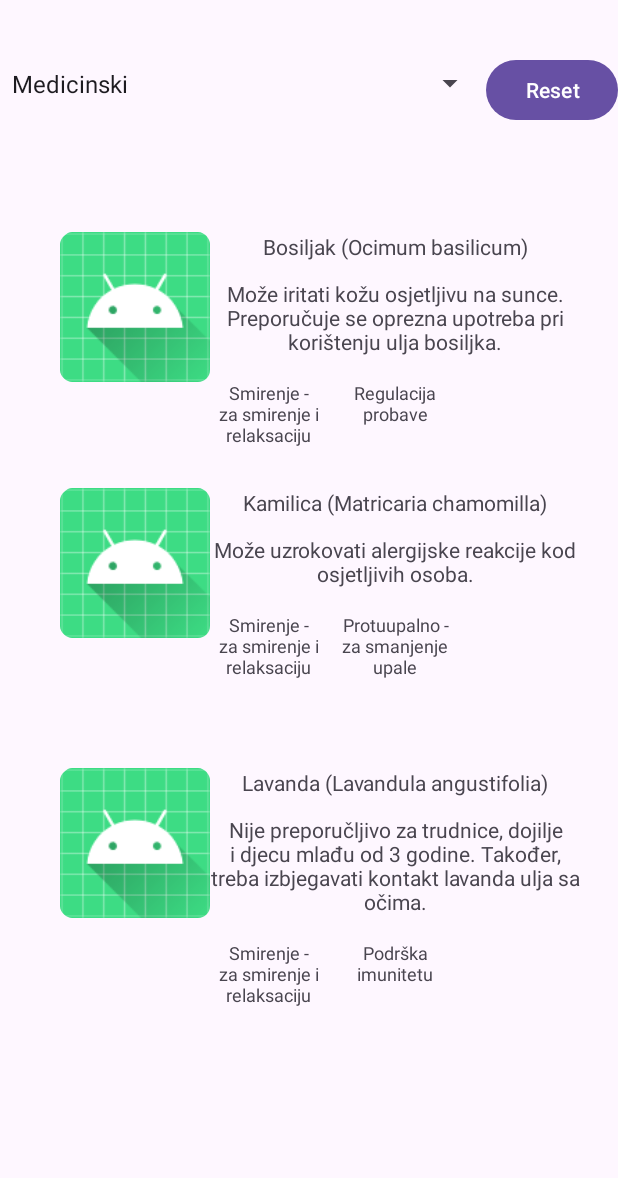
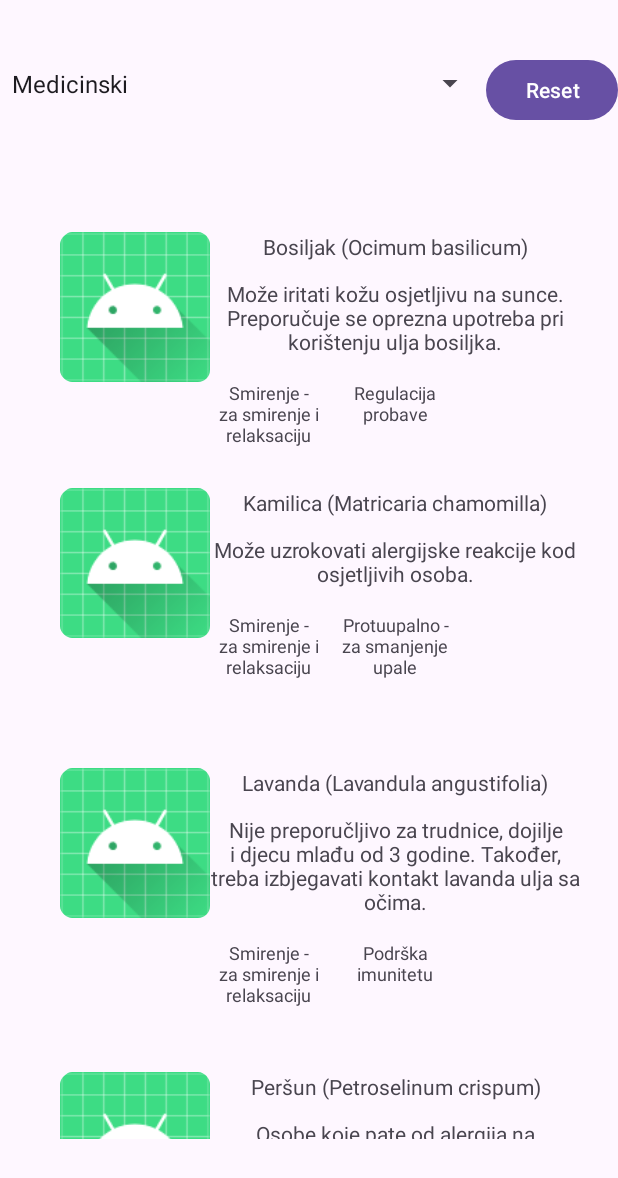
Before and after one commit to AnesCenanovic/RMABotanicalProject, an Android app: the screen it shows after launch (MainActivity), after a tap on "Bosiljak (Ocimum basilicum)", on a phone screen of 412 x 824 dp. Shown: the top 1178 px of the screen. Run offline under Robolectric (Android 15) with nearby library versions, the phone set to English and light mode, and no system bars.

Commit message:
Dodavanje novih biljaka

```diff
--- a/app/src/main/java/com/example/lab2_cinaeste/MainActivity.kt
+++ b/app/src/main/java/com/example/lab2_cinaeste/MainActivity.kt
@@ -174,10 +174,7 @@ class MainActivity : AppCompatActivity() {
             naziv = "Bosiljak (Ocimum basilicum)",
             porodica = "Lamiaceae (usnate)",
             medicinskoUpozorenje = "Može iritati kožu osjetljivu na sunce. Preporučuje se oprezna upotreba pri korištenju ulja bosiljka.",
-            medicinskeKoristi = listOf(
-                MedicinskaKorist.SMIRENJE,
-                MedicinskaKorist.REGULACIJAPROBAVE
-            ),
+            medicinskeKoristi = listOf(MedicinskaKorist.SMIRENJE, MedicinskaKorist.REGULACIJAPROBAVE),
             profilOkusa = ProfilOkusaBiljke.BEZUKUSNO,
             jela = listOf("Salata od paradajza", "Punjene tikvice"),
             klimatskiTipovi = listOf(KlimatskiTip.SREDOZEMNA, KlimatskiTip.SUBTROPSKA),
@@ -207,12 +204,9 @@ class MainActivity : AppCompatActivity() {
             naziv = "Ružmarin (Rosmarinus officinalis)",
             porodica = "Lamiaceae (metvice)",
             medicinskoUpozorenje = "Treba ga koristiti umjereno i konsultovati se sa ljekarom pri dugotrajnoj upotrebi ili upotrebi u većim količinama.",
-            medicinskeKoristi = listOf(
-                MedicinskaKorist.PROTUUPALNO,
-                MedicinskaKorist.REGULACIJAPRITISKA
-            ),
+            medicinskeKoristi = listOf(MedicinskaKorist.PROTUUPALNO, MedicinskaKorist.REGULACIJAPRITISKA),
             profilOkusa = ProfilOkusaBiljke.AROMATICNO,
-            jela = listOf("Pečeno pile", "Grah", "Gulaš"),
+            jela = listOf("Pečeno pile", "Grah","Gulaš"),
             klimatskiTipovi = listOf(KlimatskiTip.SREDOZEMNA, KlimatskiTip.SUHA),
             zemljisniTipovi = listOf(Zemljiste.SLJUNOVITO, Zemljiste.KRECNJACKO)
         ),
@@ -225,6 +219,56 @@ class MainActivity : AppCompatActivity() {
             jela = listOf("Jogurt sa voćem"),
             klimatskiTipovi = listOf(KlimatskiTip.SREDOZEMNA, KlimatskiTip.SUHA),
             zemljisniTipovi = listOf(Zemljiste.PJESKOVITO, Zemljiste.KRECNJACKO)
+        ),
+        Biljka(
+            naziv = "Peršun (Petroselinum crispum)",
+            porodica = "Apiaceae (štitarka)",
+            medicinskoUpozorenje = "Osobe koje pate od alergija na korijandar, mrkvu ili mašću također mogu biti alergične na peršin.",
+            medicinskeKoristi = listOf(MedicinskaKorist.PROTUUPALNO, MedicinskaKorist.REGULACIJAPROBAVE),
+            profilOkusa = ProfilOkusaBiljke.LJUTO,
+            jela = listOf("Juha od peršuna", "Salata od peršina"),
+            klimatskiTipovi = listOf(KlimatskiTip.UMJERENA, KlimatskiTip.SUBTROPSKA),
+            zemljisniTipovi = listOf(Zemljiste.PJESKOVITO, Zemljiste.ILOVACA)
+        ),
+        Biljka(
+            naziv = "Kopriva (Urtica dioica)",
+            porodica = "Urticaceae (koprivke)",
+            medicinskoUpozorenje = "Izbjegavajte dodir s koprivom ako ste alergični na nju.",
+            medicinskeKoristi = listOf(MedicinskaKorist.IMMUNOSUPORT, MedicinskaKorist.SMIRENJE),
+            profilOkusa = ProfilOkusaBiljke.LJUTO,
+            jela = listOf("Čaj od koprive", "Pesto od koprive"),
+            klimatskiTipovi = listOf(KlimatskiTip.UMJERENA, KlimatskiTip.SUHA),
+            zemljisniTipovi = listOf(Zemljiste.SLJUNOVITO, Zemljiste.KRECNJACKO)
+        ),
+        Biljka(
+            naziv = "Matičnjak (Melissa officinalis)",
+            porodica = "Lamiaceae (metvice)",
+            medicinskoUpozorenje = "Oprez kod osoba s hipotireozom, budući da može sniziti razinu hormona.",
+            medicinskeKoristi = listOf(MedicinskaKorist.SMIRENJE, MedicinskaKorist.IMMUNOSUPORT),
+            profilOkusa = ProfilOkusaBiljke.CITRUSNI,
+            jela = listOf("Čaj od matičnjaka", "Koktel s matičnjakom"),
+            klimatskiTipovi = listOf(KlimatskiTip.UMJERENA, KlimatskiTip.SREDOZEMNA),
+            zemljisniTipovi = listOf(Zemljiste.SLJUNOVITO, Zemljiste.PJESKOVITO)
+        ),
+        Biljka(
+            naziv = "Matricaria chamomilla",
+            porodica = "Asteraceae (glavočike)",
+            medicinskoUpozorenje = "Može uzrokovati alergijske reakcije kod osjetljivih osoba.",
+            medicinskeKoristi = listOf(MedicinskaKorist.SMIRENJE, MedicinskaKorist.PROTUUPALNO),
+            profilOkusa = ProfilOkusaBiljke.AROMATICNO,
+            jela = listOf("Čaj od kamilice"),
+            klimatskiTipovi = listOf(KlimatskiTip.UMJERENA, KlimatskiTip.SUBTROPSKA),
+            zemljisniTipovi = listOf(Zemljiste.PJESKOVITO, Zemljiste.KRECNJACKO)
+        ),
+        Biljka(
+            naziv = "Hibiscus (Hibiscus sabdariffa)",
+            porodica = "Malvaceae (sljezovke)",
+            medicinskoUpozorenje = "Ne preporučuje se za trudnice i dojilje.",
+            medicinskeKoristi = listOf(MedicinskaKorist.SMIRENJE, MedicinskaKorist.PROTUUPALNO),
+            profilOkusa = ProfilOkusaBiljke.CITRUSNI,
+            jela = listOf("Čaj od hibiskusa", "Hibiskusni sok"),
+            klimatskiTipovi = listOf(KlimatskiTip.TROPSKA, KlimatskiTip.SUBTROPSKA),
+            zemljisniTipovi = listOf(Zemljiste.ILOVACA, Zemljiste.SLJUNOVITO)
         )
     )
 
```
